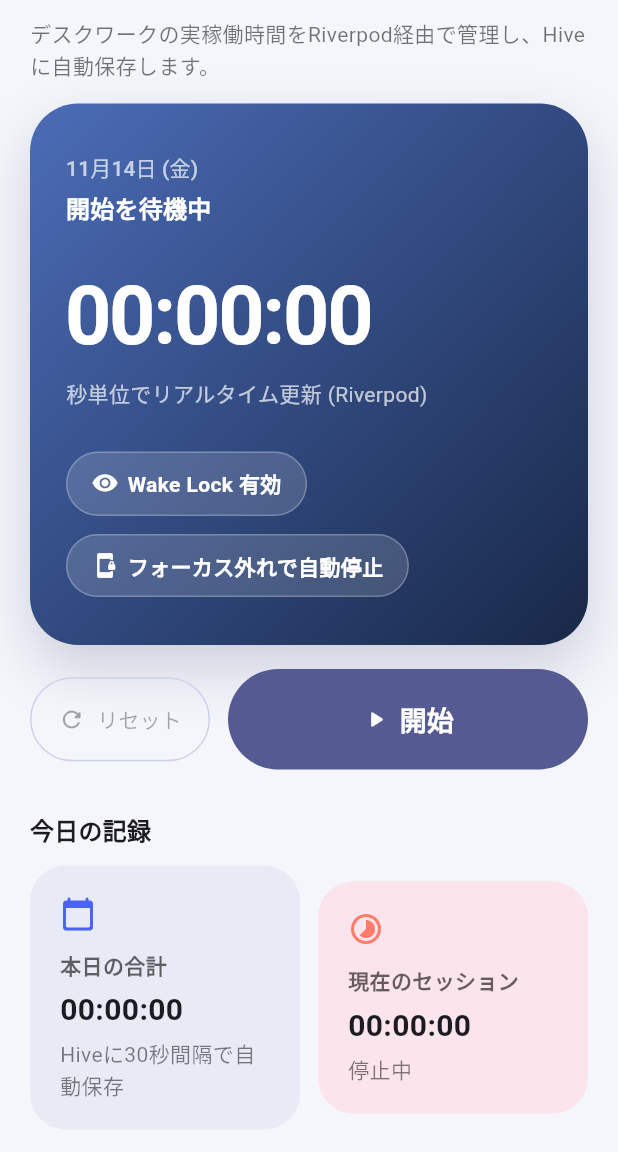
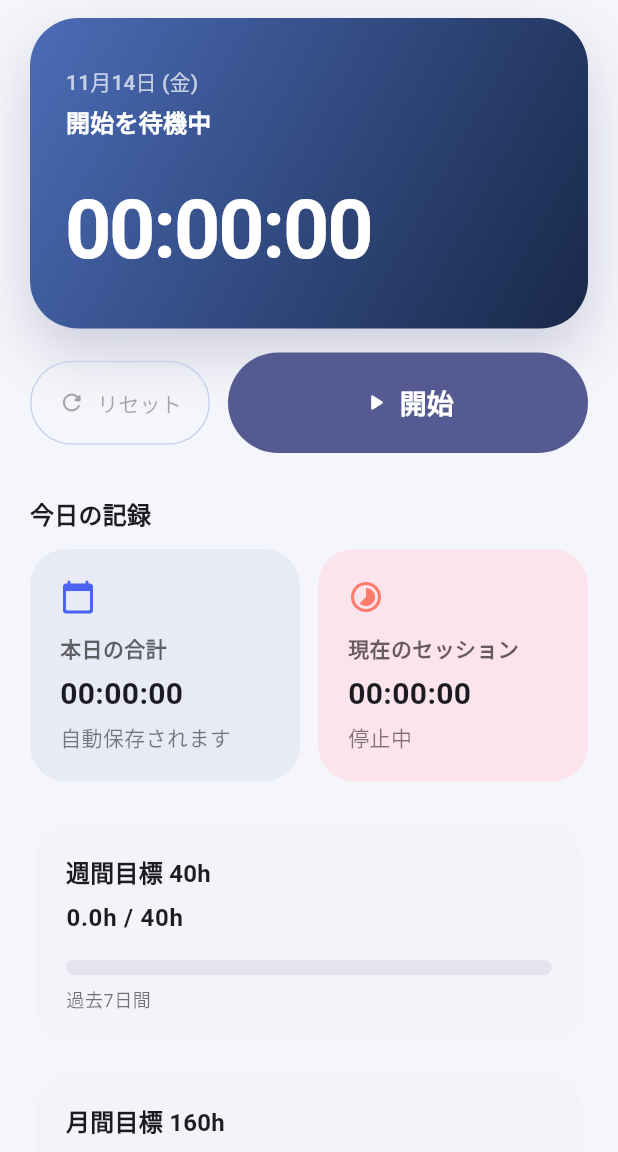
Before and after one commit to yu-432/Production-Timer, a Flutter app: the screen it shows after launch, on a phone screen of 412 x 824 dp, the part 84-1236 px from its top. Run offline on Flutter 3.47's test engine with Material 3 defaults, Android fonts, the phone set to English and light mode, and no system bars; our stand-ins replace flutter_riverpod, hive, hive_flutter, wakelock_plus; accounts and stored records are empty.

Commit message:
ユーザ視点 (vibe-kanban 0c95fd4d)
現状のユーザに触れる部分でユーザに不要な情報は削除してください。

```diff
--- a/production_timer/lib/main.dart
+++ b/production_timer/lib/main.dart
@@ -95,13 +95,7 @@ class _TimerScreenState extends ConsumerState<TimerScreen> {
             child: ListView(
               padding: const EdgeInsets.fromLTRB(20, 12, 20, 24),
               children: [
-                Text(
-                  'デスクワークの実稼働時間をRiverpod経由で管理し、Hiveに自動保存します。',
-                  style: theme.textTheme.bodyMedium?.copyWith(
-                    color: Colors.black54,
-                  ),
-                ),
-                const SizedBox(height: 16),
+                // ユーザ向けの説明は不要なため削除
                 _buildTimerCard(theme, timerState),
                 const SizedBox(height: 16),
                 _buildControls(theme, timerState),
@@ -120,7 +114,7 @@ class _TimerScreenState extends ConsumerState<TimerScreen> {
                         icon: Icons.calendar_today_rounded,
                         title: '本日の合計',
                         value: _formatDuration(focusStats.todayTotal),
-                        caption: 'Hiveに30秒間隔で自動保存',
+                        caption: '自動保存されます', // 技術詳細を削除してシンプルに
                         color: Colors.indigo.shade50,
                         accentColor: const Color(0xFF4A63F4),
                       ),
@@ -146,7 +140,7 @@ class _TimerScreenState extends ConsumerState<TimerScreen> {
                   value:
                       '${focusStats.weeklyHours.toStringAsFixed(1)}h / ${weeklyGoalHours.toStringAsFixed(0)}h',
                   progress: weeklyProgress,
-                  caption: '過去7日間の記録を自動集計',
+                  caption: '過去7日間', // シンプルな表現に変更
                 ),
                 const SizedBox(height: 12),
                 _GoalProgressTile(
@@ -154,60 +148,9 @@ class _TimerScreenState extends ConsumerState<TimerScreen> {
                   value:
                       '${focusStats.monthlyHours.toStringAsFixed(1)}h / ${monthlyGoalHours.toStringAsFixed(0)}h',
                   progress: monthlyProgress,
-                  caption: '過去30日分のHiveデータを集計',
+                  caption: '過去30日間', // 技術詳細を削除
                 ),
-                const SizedBox(height: 24),
-                Card(
-                  elevation: 0,
-                  shape: RoundedRectangleBorder(
-                    borderRadius: BorderRadius.circular(20),
-                  ),
-                  child: Padding(
-                    padding: const EdgeInsets.all(20),
-                    child: Row(
-                      crossAxisAlignment: CrossAxisAlignment.start,
-                      children: [
-                        Container(
-                          width: 44,
-                          height: 44,
-                          decoration: BoxDecoration(
-                            color: const Color(0xFFE7EBFF),
-                            borderRadius: BorderRadius.circular(12),
-                          ),
-                          child: const Icon(
-                            Icons.lightbulb_rounded,
-                            color: Color(0xFF4A63F4),
-                          ),
-                        ),
-                        const SizedBox(width: 16),
-                        Expanded(
-                          child: Column(
-                            crossAxisAlignment: CrossAxisAlignment.start,
-                            children: const [
-                              Text(
-                                'フォーカス維持の仕様',
-                                style: TextStyle(
-                                  fontWeight: FontWeight.w600,
-                                  fontSize: 16,
-                                ),
-                              ),
-                              SizedBox(height: 8),
-                              Text(
-                                'README記載どおり、画面オン中は継続し、ホームに戻るとRiverpod経由で'
-                                'タイマーを停止しHiveへ確定保存します。'
-                                'Wake LockとAppLifecycleObserverで安全に運用できます。',
-                                style: TextStyle(
-                                  color: Colors.black54,
-                                  height: 1.4,
-                                ),
-                              ),
-                            ],
-                          ),
-                        ),
-                      ],
-                    ),
-                  ),
-                ),
+                // 技術仕様の説明カードは一般ユーザに不要なため削除
               ],
             ),
           ),
@@ -271,23 +214,7 @@ class _TimerScreenState extends ConsumerState<TimerScreen> {
               fontFeatures: const [FontFeature.tabularFigures()],
             ),
           ),
-          const SizedBox(height: 8),
-          Text(
-            '秒単位でリアルタイム更新 (Riverpod)',
-            style: theme.textTheme.bodyMedium?.copyWith(color: Colors.white70),
-          ),
-          const SizedBox(height: 28),
-          Wrap(
-            spacing: 12,
-            runSpacing: 12,
-            children: const [
-              _InfoPill(icon: Icons.visibility_rounded, label: 'Wake Lock 有効'),
-              _InfoPill(
-                icon: Icons.phonelink_lock_rounded,
-                label: 'フォーカス外れで自動停止',
-              ),
-            ],
-          ),
+          // 技術詳細の表示は削除(リアルタイム更新やWake Lock情報)
         ],
       ),
     );
--- a/production_timer/lib/screens/settings_screen.dart
+++ b/production_timer/lib/screens/settings_screen.dart
@@ -55,7 +55,7 @@ class _SettingsScreenState extends ConsumerState<SettingsScreen> {
                   child: ListView(
                     children: [
                       Text(
-                        '週間・月間目標の上限下限をREADME仕様に合わせて変更できます。',
+                        '週間・月間の目標時間を設定できます。', // シンプルでユーザ向けの説明に変更
                         style: theme.textTheme.bodyMedium?.copyWith(
                           color: Colors.black54,
                         ),
```
